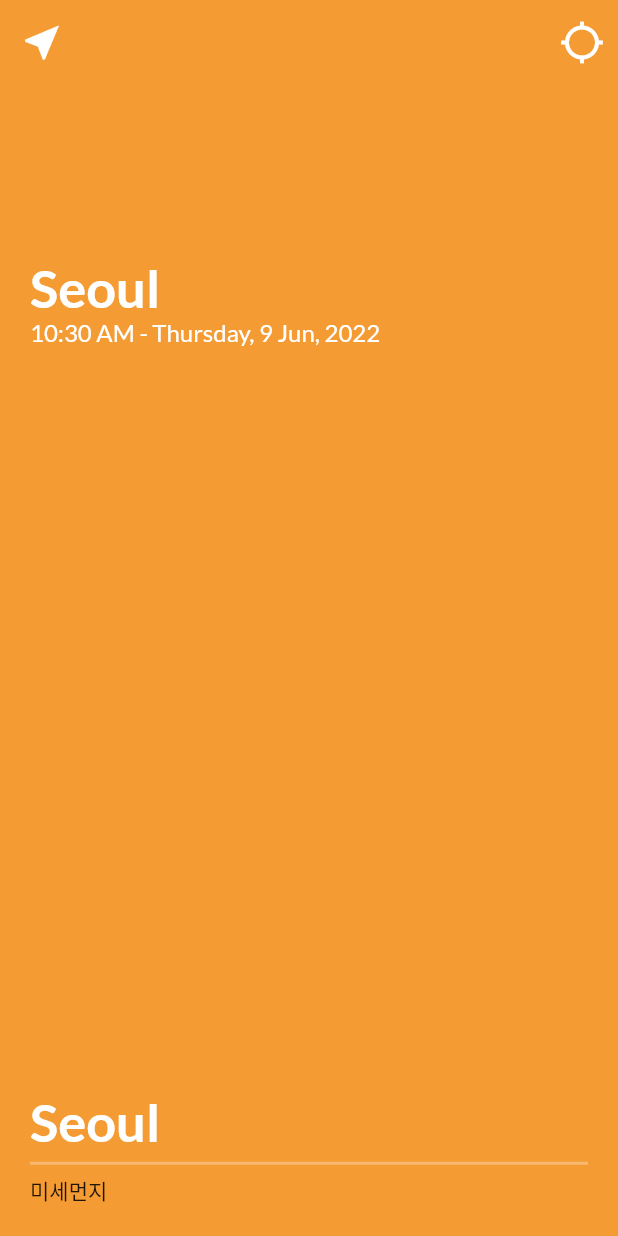
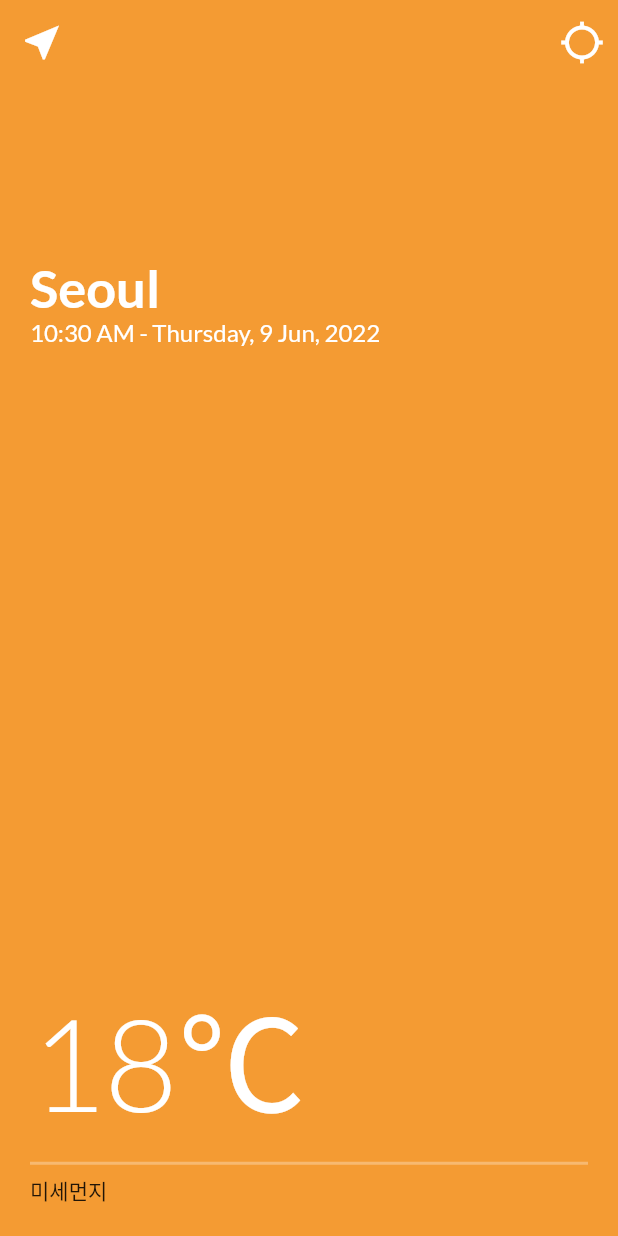
Before and after one commit to yeyoung8805/Flutter_weather_app, a Flutter app: the WeatherScreen screen opened directly, on a phone screen of 412 x 824 dp. Run offline on Flutter 3.47's test engine with Material 2 defaults, Android fonts, the phone set to English and light mode, and no system bars; our stand-ins replace flutter_svg, geolocator, google_fonts, timer_builder; network calls fail; statements that could not run were skipped.

Commit message:
add unicode character for degree celsius

```diff
--- a/lib/screens/weather_screen.dart
+++ b/lib/screens/weather_screen.dart
@@ -129,10 +129,10 @@ class _WeatherScreenState extends State<WeatherScreen> {
                         Column(
                           children: [
                             Text(
-                              'Seoul',
+                              '18\u2103',
                               style: GoogleFonts.lato(
-                                fontSize: 35.0,
-                                fontWeight: FontWeight.bold,
+                                fontSize: 85.0,
+                                fontWeight: FontWeight.w300,
                                 color: Colors.white,
                               ),
                             ),
```
